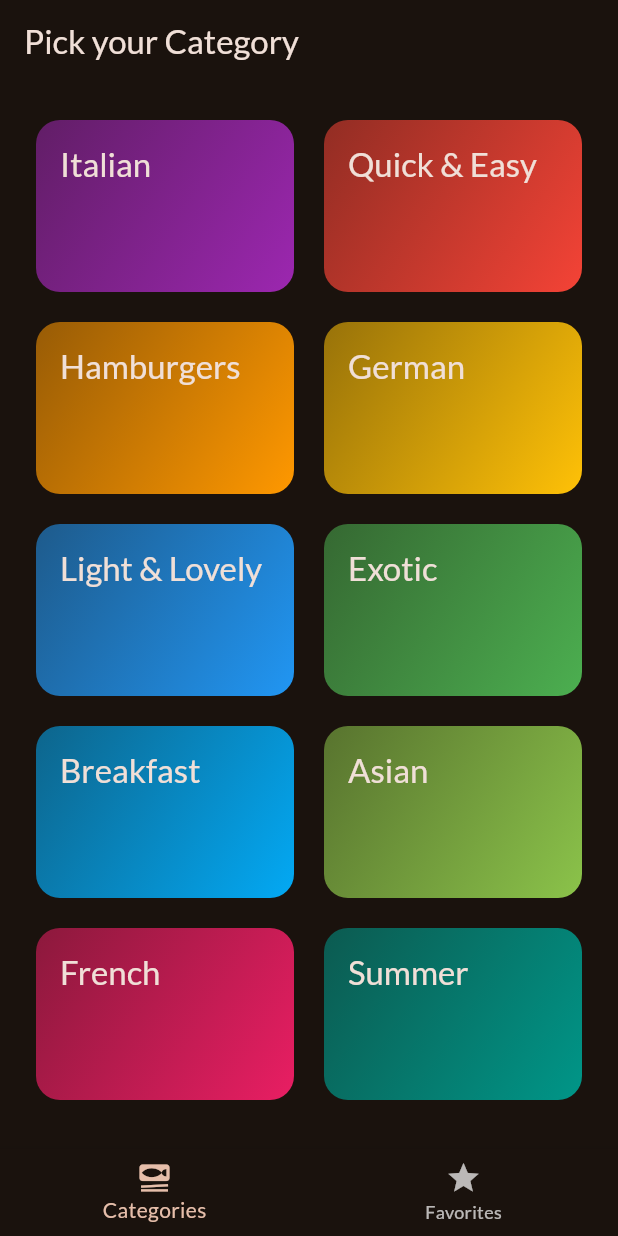
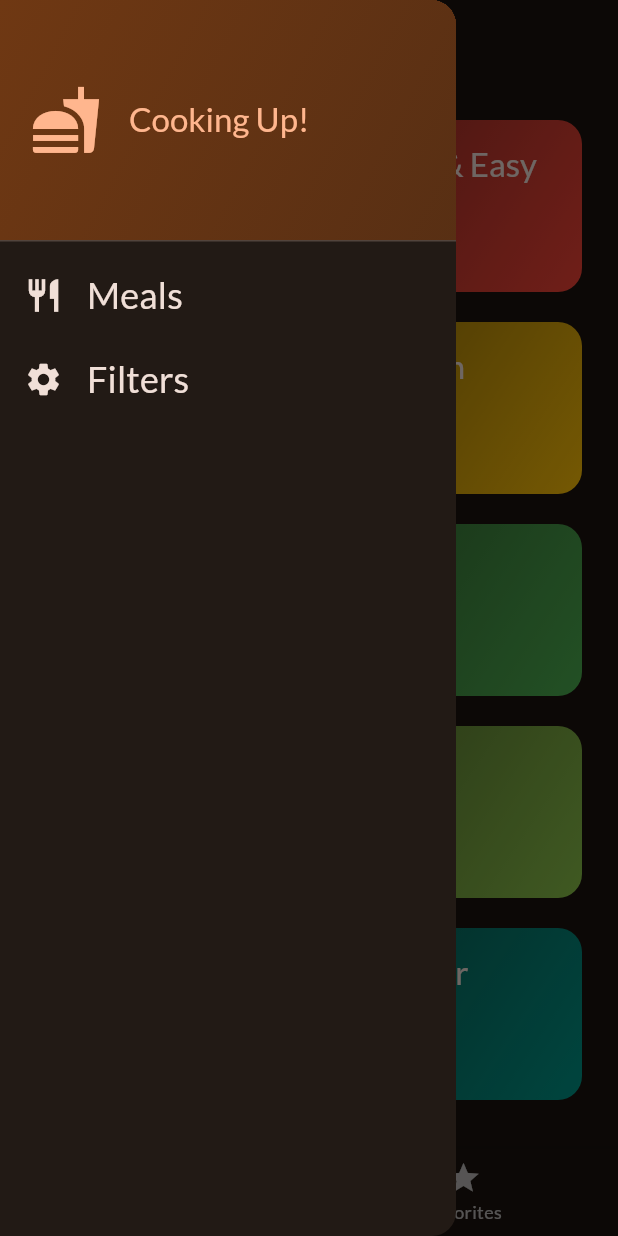
Before and after one commit to i-Abdulhaseeb/cooking_app, a Flutter app: the screen it shows after launch, with the side drawer open (before the commit the screen has no drawer), on a phone screen of 412 x 824 dp. Run offline on Flutter 3.47's test engine with Material 3 defaults, Android fonts, the phone set to English and light mode, and no system bars; our stand-ins replace google_fonts, transparent_image.

Commit message:
Side drawer + filter page added

```diff
--- /dev/null
+++ b/lib/widgets/main_drawer.dart
@@ -0,0 +1,80 @@
+import 'package:flutter/material.dart';
+
+class MainDrawer extends StatelessWidget {
+  const MainDrawer({super.key, required this.onSelectScreen});
+  final void Function(String identifier) onSelectScreen;
+  @override
+  Widget build(context) {
+    return Drawer(
+      child: Column(
+        children: [
+          DrawerHeader(
+            padding: EdgeInsetsGeometry.all(20),
+            decoration: BoxDecoration(
+              gradient: LinearGradient(
+                colors: [
+                  Theme.of(context).colorScheme.primaryContainer,
+                  Theme.of(
+                    context,
+                  ).colorScheme.primaryContainer.withValues(alpha: 0.7),
+                ],
+                begin: Alignment.topLeft,
+                end: Alignment.bottomRight,
+              ),
+            ),
+            child: Row(
+              children: [
+                Icon(
+                  Icons.fastfood,
+                  size: 48,
+                  color: Theme.of(context).colorScheme.primary,
+                ),
+                SizedBox(width: 18),
+                Text(
+                  "Cooking Up!",
+                  style: Theme.of(context).textTheme.titleLarge!.copyWith(
+                    color: Theme.of(context).colorScheme.primary,
+                  ),
+                ),
+              ],
+            ),
+          ),
+          ListTile(
+            leading: Icon(
+              Icons.restaurant,
+              size: 26,
+              color: Theme.of(context).colorScheme.onSurface,
+            ),
+            title: Text(
+              "Meals",
+              style: Theme.of(context).textTheme.titleSmall!.copyWith(
+                color: Theme.of(context).colorScheme.onSurface,
+                fontSize: 24,
+              ),
+            ),
+            onTap: () {
+              onSelectScreen('meals');
+            },
+          ),
+          ListTile(
+            leading: Icon(
+              Icons.settings,
+              size: 26,
+              color: Theme.of(context).colorScheme.onSurface,
+            ),
+            title: Text(
+              "Filters",
+              style: Theme.of(context).textTheme.titleSmall!.copyWith(
+                color: Theme.of(context).colorScheme.onSurface,
+                fontSize: 24,
+              ),
+            ),
+            onTap: () {
+              onSelectScreen('filters');
+            },
+          ),
+        ],
+      ),
+    );
+  }
+}
```
Also changed, not shown: lib/screens/filters.dart (added, +128 -0 lines), lib/screens/tabs.dart (+29 -2 lines).
